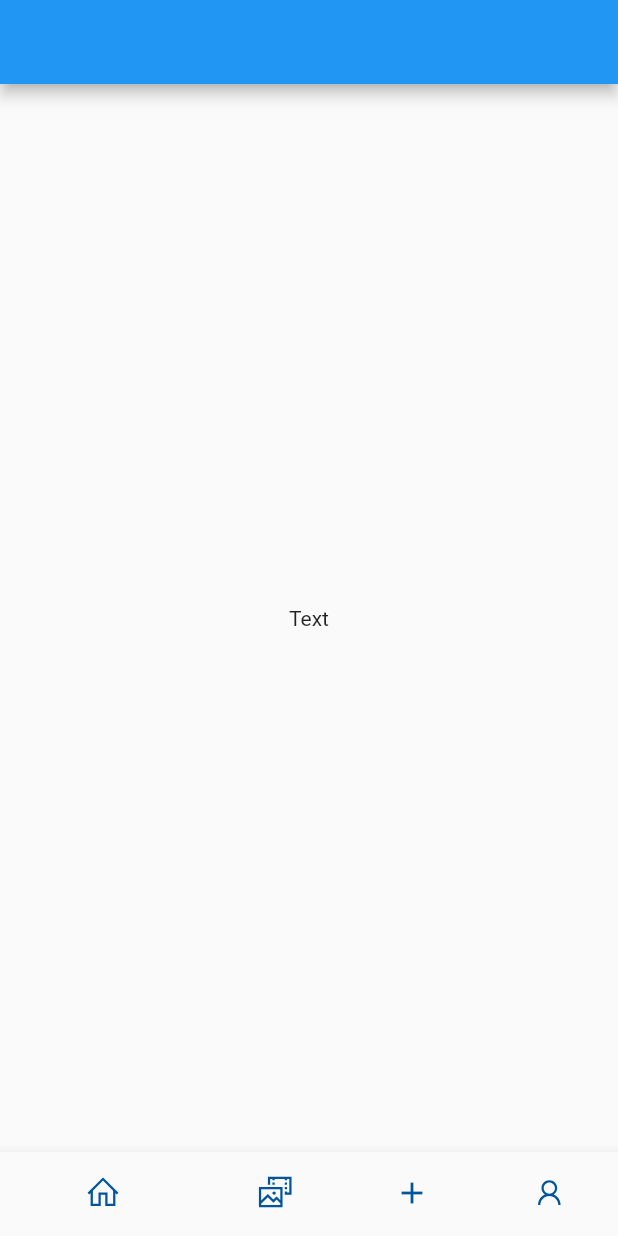
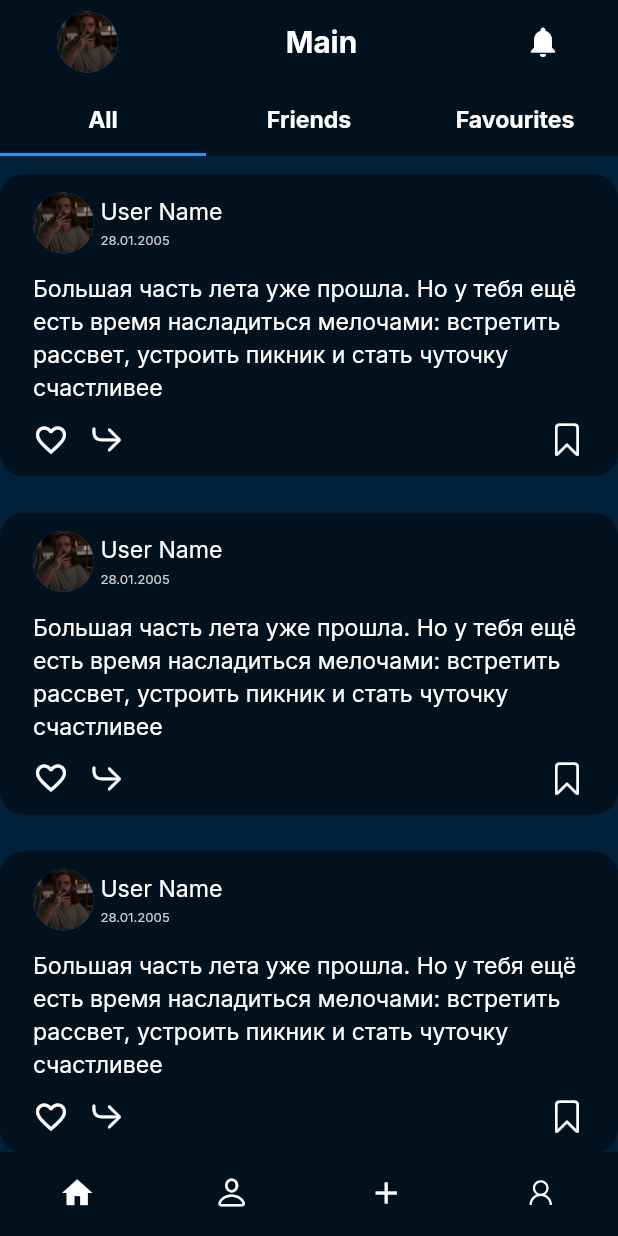
Before and after one commit to mlg2034/social-network, a Flutter app: the screen it shows after launch, on a phone screen of 412 x 824 dp. Run offline on Flutter 3.47's test engine with Material 2 defaults, Android fonts, the light colour scheme and no system bars; our stand-ins replace auto_route, flutter_screenutil, google_fonts, line_icons.

Commit message:
added main page

````diff
--- a/lib/l10n/app_kk.arb
+++ b/lib/l10n/app_kk.arb
@@ -0,0 +1,3 @@
+{
+ "getStarted":"Бастау"
+}
--- a/lib/main.dart
+++ b/lib/main.dart
@@ -1,8 +1,4 @@
 import 'package:flutter/material.dart';
-import 'package:flutter_localizations/flutter_localizations.dart';
-import 'package:flutter_screenutil/flutter_screenutil.dart';
-import 'package:maulen_super_handsome/l10n/all_locales.dart';
-import 'package:maulen_super_handsome/l10n/all_locales.dart';
 import 'package:maulen_super_handsome/src/features/app/app.dart';
 
 void main() {
--- /dev/null
+++ b/lib/src/app_localizations.dart
@@ -0,0 +1,136 @@
+import 'dart:async';
+
+import 'package:flutter/foundation.dart';
+import 'package:flutter/widgets.dart';
+import 'package:flutter_localizations/flutter_localizations.dart';
+import 'package:intl/intl.dart' as intl;
+
+import 'app_localizations_en.dart';
+import 'app_localizations_kk.dart';
+import 'app_localizations_ru.dart';
+
+/// Callers can lookup localized strings with an instance of AppLocalizations
+/// returned by `AppLocalizations.of(context)`.
+///
+/// Applications need to include `AppLocalizations.delegate()` in their app's
+/// `localizationDelegates` list, and the locales they support in the app's
+/// `supportedLocales` list. For example:
+///
+/// ```dart
+/// import 'src/app_localizations.dart';
+///
+/// return MaterialApp(
+///   localizationsDelegates: AppLocalizations.localizationsDelegates,
+///   supportedLocales: AppLocalizations.supportedLocales,
+///   home: MyApplicationHome(),
+/// );
+/// ```
+///
+/// ## Update pubspec.yaml
+///
+/// Please make sure to update your pubspec.yaml to include the following
+/// packages:
+///
+/// ```yaml
+/// dependencies:
+///   # Internationalization support.
+///   flutter_localizations:
+///     sdk: flutter
+///   intl: any # Use the pinned version from flutter_localizations
+///
+///   # Rest of dependencies
+/// ```
+///
+/// ## iOS Applications
+///
+/// iOS applications define key application metadata, including supported
+/// locales, in an Info.plist file that is built into the application bundle.
+/// To configure the locales supported by your app, you’ll need to edit this
+/// file.
+///
+/// First, open your project’s ios/Runner.xcworkspace Xcode workspace file.
+/// Then, in the Project Navigator, open the Info.plist file under the Runner
+/// project’s Runner folder.
+///
+/// Next, select the Information Property List item, select Add Item from the
+/// Editor menu, then select Localizations from the pop-up menu.
+///
+/// Select and expand the newly-created Localizations item then, for each
+/// locale your application supports, add a new item and select the locale
+/// you wish to add from the pop-up menu in the Value field. This list should
+/// be consistent with the languages listed in the AppLocalizations.supportedLocales
+/// property.
+abstract class AppLocalizations {
+  AppLocalizations(String locale) : localeName = intl.Intl.canonicalizedLocale(locale.toString());
+
+  final String localeName;
+
+  static AppLocalizations of(BuildContext context) {
+    return Localizations.of<AppLocalizations>(context, AppLocalizations)!;
+  }
+
+  static const LocalizationsDelegate<AppLocalizations> delegate = _AppLocalizationsDelegate();
+
+  /// A list of this localizations delegate along with the default localizations
+  /// delegates.
+  ///
+  /// Returns a list of localizations delegates containing this delegate along with
+  /// GlobalMaterialLocalizations.delegate, GlobalCupertinoLocalizations.delegate,
+  /// and GlobalWidgetsLocalizations.delegate.
+  ///
+  /// Additional delegates can be added by appending to this list in
+  /// MaterialApp. This list does not have to be used at all if a custom list
+  /// of delegates is preferred or required.
+  static const List<LocalizationsDelegate<dynamic>> localizationsDelegates = <LocalizationsDelegate<dynamic>>[
+    delegate,
+    GlobalMaterialLocalizations.delegate,
+    GlobalCupertinoLocalizations.delegate,
+    GlobalWidgetsLocalizations.delegate,
+  ];
+
+  /// A list of this localizations delegate's supported locales.
+  static const List<Locale> supportedLocales = <Locale>[
+    Locale('en'),
+    Locale('kk'),
+    Locale('ru')
+  ];
+
+  /// No description provided for @getStarted.
+  ///
+  /// In ru, this message translates to:
+  /// **'Начать'**
+  String get getStarted;
+}
+
+class _AppLocalizationsDelegate extends LocalizationsDelegate<AppLocalizations> {
+  const _AppLocalizationsDelegate();
+
+  @override
+  Future<AppLocalizations> load(Locale locale) {
+    return SynchronousFuture<AppLocalizations>(lookupAppLocalizations(locale));
+  }
+
+  @override
+  bool isSupported(Locale locale) => <String>['en', 'kk', 'ru'].contains(locale.languageCode);
+
+  @override
+  bool shouldReload(_AppLocalizationsDelegate old) => false;
+}
+
+AppLocalizations lookupAppLocalizations(Locale locale) {
+
+
+  // Lookup logic when only language code is specified.
+  switch (locale.languageCode) {
+    case 'en': return AppLocalizationsEn();
+    case 'kk': return AppLocalizationsKk();
+    case 'ru': return AppLocalizationsRu();
+  }
+
+  throw FlutterError(
+    'AppLocalizations.delegate failed to load unsupported locale "$locale". This is likely '
+    'an issue with the localizations generation tool. Please file an issue '
+    'on GitHub with a reproducible sample app and the gen-l10n configuration '
+    'that was used.'
+  );
+}
--- /dev/null
+++ b/lib/src/app_localizations_en.dart
@@ -0,0 +1,9 @@
+import 'app_localizations.dart';
+
+/// The translations for English (`en`).
+class AppLocalizationsEn extends AppLocalizations {
+  AppLocalizationsEn([String locale = 'en']) : super(locale);
+
+  @override
+  String get getStarted => 'Get Started';
+}
--- /dev/null
+++ b/lib/src/app_localizations_kk.dart
@@ -0,0 +1,9 @@
+import 'app_localizations.dart';
+
+/// The translations for Kazakh (`kk`).
+class AppLocalizationsKk extends AppLocalizations {
+  AppLocalizationsKk([String locale = 'kk']) : super(locale);
+
+  @override
+  String get getStarted => 'Бастау';
+}
--- /dev/null
+++ b/lib/src/app_localizations_ru.dart
@@ -0,0 +1,9 @@
+import 'app_localizations.dart';
+
+/// The translations for Russian (`ru`).
+class AppLocalizationsRu extends AppLocalizations {
+  AppLocalizationsRu([String locale = 'ru']) : super(locale);
+
+  @override
+  String get getStarted => 'Начать';
+}
--- a/lib/src/features/app/page/navigation_page.dart
+++ b/lib/src/features/app/page/navigation_page.dart
@@ -1,4 +1,5 @@
 import 'package:auto_route/auto_route.dart';
+import 'package:flutter/cupertino.dart';
 import 'package:flutter/material.dart';
 import 'package:line_icons/line_icons.dart';
 import 'package:maulen_super_handsome/src/features/app/router/app_router.gr.dart';
@@ -31,10 +32,11 @@ class _NavigationPageState extends State<NavigationPage>
         MainRoute(),
         MainRoute(),
       ],
+          backgroundColor: AppColors.appColor,
 
-      backgroundColor: AppColors.black,
       bottomNavigationBuilder: (context, tabsRouter) {
-        return BottomNavigationBar(
+        return BottomNavigationBar(type: BottomNavigationBarType.fixed,
+          backgroundColor: AppColors.appColor,
           currentIndex: tabsRouter.activeIndex,
           showSelectedLabels: false,
           showUnselectedLabels: false,
@@ -49,28 +51,28 @@ class _NavigationPageState extends State<NavigationPage>
             BottomNavigationBarItem(
               label: '',
               icon: Icon(
-                LineIcons.home,
-                color: AppColors.appColors,
+            Icons.home,
+                color: AppColors.white,
               ),
             ),
              BottomNavigationBarItem(
               label: '',
               icon: Icon(
-                LineIcons.photoVideo,
-                color: AppColors.appColors,
+                CupertinoIcons.person,
+                color: AppColors.white,
               ),
             ),
              BottomNavigationBarItem(
               label: '',
               icon: Icon(
                 Icons.add,
-                color: AppColors.appColors,
+                color: AppColors.white,
               ),
             ), BottomNavigationBarItem(
               label: '',
               icon: Icon(
                 LineIcons.user,
-                color: AppColors.appColors,
+                color: AppColors.white,
               ),
             ),
           ],
--- a/lib/src/features/app/router/app_router.dart
+++ b/lib/src/features/app/router/app_router.dart
@@ -1,5 +1,4 @@
 import 'package:auto_route/auto_route.dart';
-import 'package:maulen_super_handsome/src/features/app/router/empty_router_page.dart';
 
 import 'app_router.gr.dart';
 
--- /dev/null
+++ b/lib/src/features/main_page/page/main_page.dart
@@ -0,0 +1,61 @@
+import 'package:flutter/material.dart';
+import 'package:auto_route/auto_route.dart';
+import 'package:maulen_super_handsome/src/features/main_page/page/widgets/post_widget.dart';
+import 'package:maulen_super_handsome/src/ui_component/ui_kit/app_colors.dart';
+import 'package:maulen_super_handsome/src/ui_component/ui_kit/text_theme.dart';
+import 'package:maulen_super_handsome/src/ui_component/widget/app_bar.dart';
+
+@RoutePage()
+class MainPage extends StatelessWidget {
+  const MainPage({Key? key}) : super(key: key);
+
+  @override
+  Widget build(BuildContext context) {
+    return DefaultTabController(
+      length: 3,
+      child: Scaffold(
+        backgroundColor: AppColors.accentColor,
+        appBar: AppBar(
+          backgroundColor: AppColors.appColor,
+          elevation: 0,
+          title: CustomAppBar(),
+          bottom: TabBar(
+            tabs: [
+              Tab(
+                child: Text(
+                  'All',
+                  style: head3.copyWith(color: AppColors.white),
+                ),
+              ),
+              Tab(
+                child: Text(
+                  'Friends',
+                  style: head3.copyWith(color: AppColors.white),
+                ),
+              ),
+              Tab(
+                child: Text(
+                  'Favourites',
+                  style: head3.copyWith(color: AppColors.white),
+                ),
+              ),
+            ],
+          ),
+        ),
+        body: TabBarView(
+          children: [
+            ListView.builder(
+              itemBuilder: (context, index) => PostWidget(),
+            ),
+            ListView.builder(
+              itemBuilder: (context, index) => PostWidget(),
+            ),
+            ListView.builder(
+              itemBuilder: (context, index) => PostWidget(),
+            ),
+          ],
+        ),
+      ),
+    );
+  }
+}
--- a/lib/src/features/main_page/page/widgets/main_page.dart
+++ /dev/null
@@ -1,20 +0,0 @@
-import 'package:flutter/material.dart';
-import 'package:auto_route/auto_route.dart';
-
-@RoutePage()
-class MainPage extends StatefulWidget {
-  const MainPage({super.key});
-
-  @override
-  State<MainPage> createState() => _MainPageState();
-}
-
-class _MainPageState extends State<MainPage> {
-  @override
-  Widget build(BuildContext context) {
-    return Scaffold(
-      appBar: AppBar(),
-      body: Center(child: Text('Text')),
-    );
-  }
-}
--- /dev/null
+++ b/lib/src/features/main_page/page/widgets/post_widget.dart
@@ -0,0 +1,94 @@
+import 'package:flutter/cupertino.dart';
+import 'package:flutter/material.dart';
+import 'package:flutter_screenutil/flutter_screenutil.dart';
+import 'package:maulen_super_handsome/gen/assets.gen.dart';
+import 'package:maulen_super_handsome/src/ui_component/ui_kit/app_colors.dart';
+import 'package:maulen_super_handsome/src/ui_component/ui_kit/text_theme.dart';
+
+class PostWidget extends StatefulWidget {
+  const PostWidget({
+    super.key,
+  });
+
+  @override
+  State<PostWidget> createState() => _PostWidgetState();
+}
+
+class _PostWidgetState extends State<PostWidget> {
+  @override
+  Widget build(BuildContext context) {
+    return Padding(
+      padding:  EdgeInsets.symmetric(vertical: 12.h),
+      child: Container(
+        padding: EdgeInsets.symmetric(horizontal: 20.w, vertical: 12.h),
+        decoration: BoxDecoration(
+          color: AppColors.appColor,
+          borderRadius: BorderRadius.circular(16),
+        ),
+          child: Column(
+            mainAxisSize: MainAxisSize.min,
+            crossAxisAlignment: CrossAxisAlignment.start,
+            children: [
+              Row(
+                children: [
+                  Padding(
+                    padding: EdgeInsets.only(right: 4.w),
+                    child: CircleAvatar(
+                      radius: 20.r,
+                      backgroundImage: AssetImage(
+                        Assets.images.gilphoil.path,
+                      ),
+                    ),
+                  ),
+                  Column(
+                    crossAxisAlignment: CrossAxisAlignment.start,
+                    children: [
+                      Text(
+                        'User Name',
+                        style: paragprah2.copyWith(color: AppColors.white),
+                      ),
+                      Padding(
+                        padding: EdgeInsets.symmetric(vertical: 2.h),
+                        child: Text(
+                          '28.01.2005',
+                          style: paragprah4.copyWith(color: AppColors.lightGrey),
+                        ),
+                      )
+                    ],
+                  )
+                ],
+              ),
+              Padding(
+                padding: EdgeInsets.symmetric(vertical: 12.h),
+                child: Text(
+                  'Большая часть лета уже прошла. Но у тебя ещё есть время насладиться мелочами: встретить рассвет, устроить пикник и стать чуточку счастливее',
+                  style: paragprah2.copyWith(color: AppColors.white),
+                ),
+              ),
+              Row(
+                children: [
+                  Icon(
+                    Icons.favorite_outline,
+                    color: AppColors.white,
+                  ),
+                  Padding(
+                    padding: EdgeInsets.symmetric(horizontal: 12.w),
+                    child: Icon(
+                      CupertinoIcons.arrow_turn_down_right,
+                      color: AppColors.white,
+                    ),
+                  ),
+                  Spacer(),
+                  Icon(
+                    CupertinoIcons.bookmark,
+                    color: AppColors.white,
+                  )
+                ],
+              ),
+            ],
+          ),
+
+      ),
+    );
+  }
+}
--- a/lib/src/ui_component/ui_kit/app_colors.dart
+++ b/lib/src/ui_component/ui_kit/app_colors.dart
@@ -3,7 +3,8 @@ import 'package:flutter/material.dart';
 class AppColors {
   static const black = Colors.black;
   static const white = Colors.white;
-  static const appColors = const Color.fromARGB(255, 0, 85, 155);
+  static const appColor = Color.fromARGB(255, 1, 17, 30);
+  static const accentColor = Color.fromARGB(255, 1, 32, 57);
   static const grey = Color(0xff868686);
-
+  static const lightGrey = Color.fromARGB(255, 206, 203, 203);
 }
--- a/lib/src/ui_component/ui_kit/text_theme.dart
+++ b/lib/src/ui_component/ui_kit/text_theme.dart
@@ -1,3 +1,22 @@
-class AppFonts{
+import 'package:flutter/material.dart';
+import 'package:flutter_screenutil/flutter_screenutil.dart';
+import 'package:google_fonts/google_fonts.dart';
 
-}
+final TextStyle head1 = GoogleFonts.inter(
+    fontSize: 36.sp, fontWeight: FontWeight.w700, height: (41.4 / 36).sp);
+final TextStyle head2 = GoogleFonts.inter(
+    fontSize: 18.sp, fontWeight: FontWeight.w700, height: (20.7 / 18).sp);
+final TextStyle head3 = GoogleFonts.inter(
+    fontSize: 14.sp, fontWeight: FontWeight.w700, height: (16.1 / 14).sp);
+final TextStyle head4 = GoogleFonts.inter(
+    fontSize: 12.sp, fontWeight: FontWeight.w700, height: (13.8 / 12).sp);
+
+final TextStyle paragprah1 = GoogleFonts.inter(
+    fontSize: 18.sp, fontWeight: FontWeight.w400, height: (20.7 / 18).sp);
+final TextStyle paragprah2 = GoogleFonts.inter(
+    fontSize: 14.sp, fontWeight: FontWeight.w400, height: (18 / 14).sp);
+final TextStyle paragprah3 = GoogleFonts.inter(
+    fontSize: 12.sp, fontWeight: FontWeight.w400, height: (13.8 / 12).sp);
+
+final TextStyle  paragprah4 = GoogleFonts.inter(
+    fontSize: 8.sp, fontWeight: FontWeight.w400, height: (10.3/ 8).sp);
--- /dev/null
+++ b/lib/src/ui_component/widget/app_bar.dart
@@ -0,0 +1,39 @@
+import 'package:flutter/material.dart';
+import 'package:flutter_screenutil/flutter_screenutil.dart';
+import 'package:maulen_super_handsome/gen/assets.gen.dart';
+import 'package:maulen_super_handsome/src/ui_component/ui_kit/app_colors.dart';
+import 'package:maulen_super_handsome/src/ui_component/ui_kit/text_theme.dart';
+class CustomAppBar extends StatelessWidget implements PreferredSizeWidget {
+  const CustomAppBar({
+    super.key,
+  });
+
+  @override
+  Widget build(BuildContext context) {
+    return Padding(
+      padding:  EdgeInsets.symmetric(horizontal: 20.w, vertical: 12.h),
+      child: Row(
+        mainAxisAlignment: MainAxisAlignment.spaceBetween,
+        children: [
+          CircleAvatar(
+            radius: 20.r,
+            backgroundImage: AssetImage(
+              Assets.images.gilphoil.path,
+            ),
+          ),
+          Text(
+            'Main',
+            style: head2.copyWith(color: AppColors.white),
+          ),
+          const Icon(
+            Icons.notifications,
+            color: AppColors.white,
+          )
+        ],
+      ),
+    );
+  }
+
+  @override
+  Size get preferredSize => const Size.fromHeight(kToolbarHeight);
+}
````
Also changed, not shown: lib/src/features/app/router/app_router.gr.dart, 1 other file.
